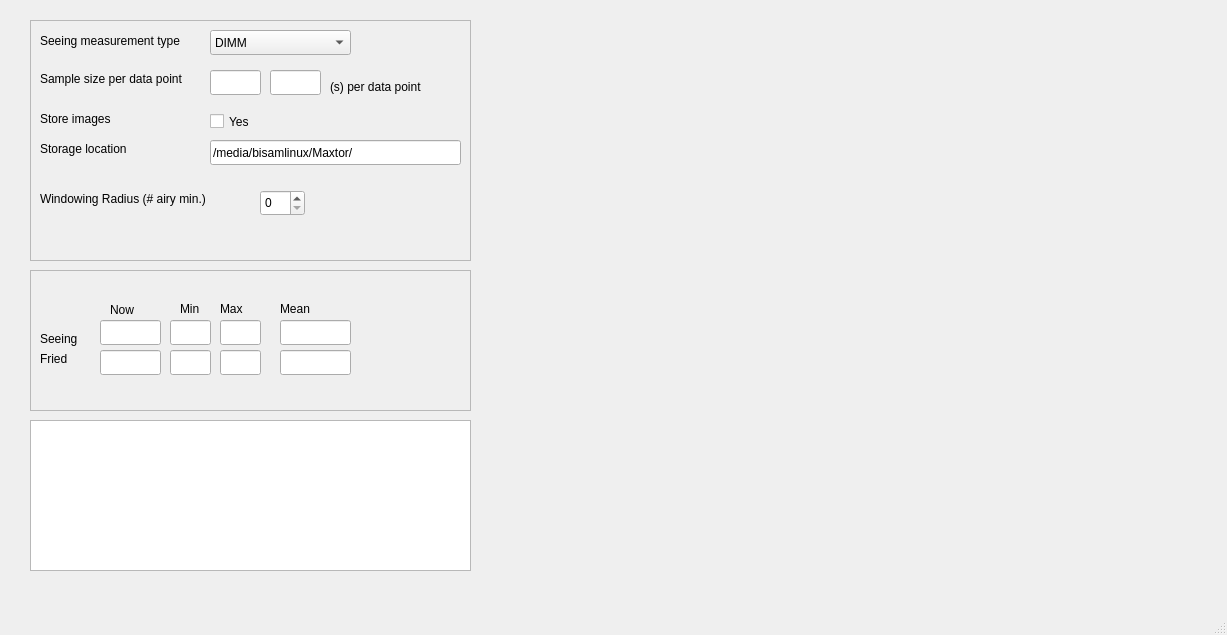
Before: the Qt Designer form seeinggui.ui in kristhjo/freeSpaceTracking, drawn with Qt 5.
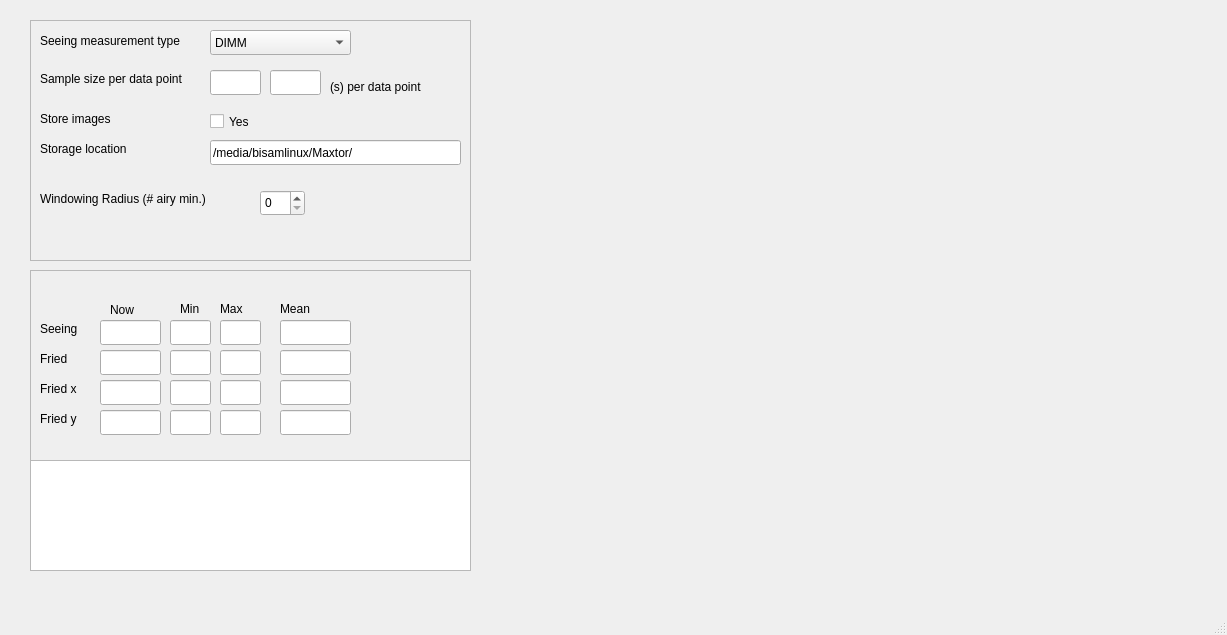
After: the same form once the commit is applied. Custom widgets are drawn as their Qt base class.

```diff
--- a/seeinggui.ui
+++ b/seeinggui.ui
@@ -20,7 +20,7 @@
       <x>30</x>
       <y>270</y>
       <width>441</width>
-      <height>141</height>
+      <height>191</height>
      </rect>
     </property>
     <property name="frameShape">
@@ -85,7 +85,7 @@
      <property name="geometry">
       <rect>
        <x>10</x>
-       <y>60</y>
+       <y>50</y>
        <width>54</width>
        <height>17</height>
       </rect>
@@ -187,6 +187,112 @@
       </rect>
      </property>
     </widget>
+    <widget class="QLineEdit" name="LE_FriedMean_x">
+     <property name="geometry">
+      <rect>
+       <x>250</x>
+       <y>110</y>
+       <width>71</width>
+       <height>25</height>
+      </rect>
+     </property>
+    </widget>
+    <widget class="QLineEdit" name="LE_FriedMean_y">
+     <property name="geometry">
+      <rect>
+       <x>250</x>
+       <y>140</y>
+       <width>71</width>
+       <height>25</height>
+      </rect>
+     </property>
+    </widget>
+    <widget class="QLineEdit" name="LE_FriedNow_x">
+     <property name="geometry">
+      <rect>
+       <x>70</x>
+       <y>110</y>
+       <width>61</width>
+       <height>25</height>
+      </rect>
+     </property>
+    </widget>
+    <widget class="QLineEdit" name="LE_FriedNow_y">
+     <property name="geometry">
+      <rect>
+       <x>70</x>
+       <y>140</y>
+       <width>61</width>
+       <height>25</height>
+      </rect>
+     </property>
+    </widget>
+    <widget class="QLabel" name="Label_Fried_2">
+     <property name="geometry">
+      <rect>
+       <x>10</x>
+       <y>110</y>
+       <width>54</width>
+       <height>17</height>
+      </rect>
+     </property>
+     <property name="text">
+      <string>Fried x</string>
+     </property>
+    </widget>
+    <widget class="QLabel" name="Label_Fried_3">
+     <property name="geometry">
+      <rect>
+       <x>10</x>
+       <y>140</y>
+       <width>54</width>
+       <height>17</height>
+      </rect>
+     </property>
+     <property name="text">
+      <string>Fried y</string>
+     </property>
+    </widget>
+    <widget class="QLineEdit" name="LE_FriedMin_x">
+     <property name="geometry">
+      <rect>
+       <x>140</x>
+       <y>110</y>
+       <width>41</width>
+       <height>25</height>
+      </rect>
+     </property>
+    </widget>
+    <widget class="QLineEdit" name="LE_FriedMin_y">
+     <property name="geometry">
+      <rect>
+       <x>140</x>
+       <y>140</y>
+       <width>41</width>
+       <height>25</height>
+      </rect>
+     </property>
+    </widget>
+    <widget class="QLineEdit" name="LE_FriedMax_x">
+     <property name="geometry">
+      <rect>
+       <x>190</x>
+       <y>110</y>
+       <width>41</width>
+       <height>25</height>
+      </rect>
+     </property>
+    </widget>
+    <widget class="QLineEdit" name="LE_FriedMax_y">
+     <property name="geometry">
+      <rect>
+       <x>190</x>
+       <y>140</y>
+       <width>41</width>
+       <height>25</height>
+      </rect>
+     </property>
+    </widget>
    </widget>
    <widget class="QCustomPlot" name="SeeingPlot" native="true">
     <property name="geometry">
@@ -212,9 +318,9 @@
     <property name="geometry">
      <rect>
       <x>30</x>
-      <y>420</y>
+      <y>460</y>
       <width>441</width>
-      <height>151</height>
+      <height>111</height>
      </rect>
     </property>
    </widget>
```
